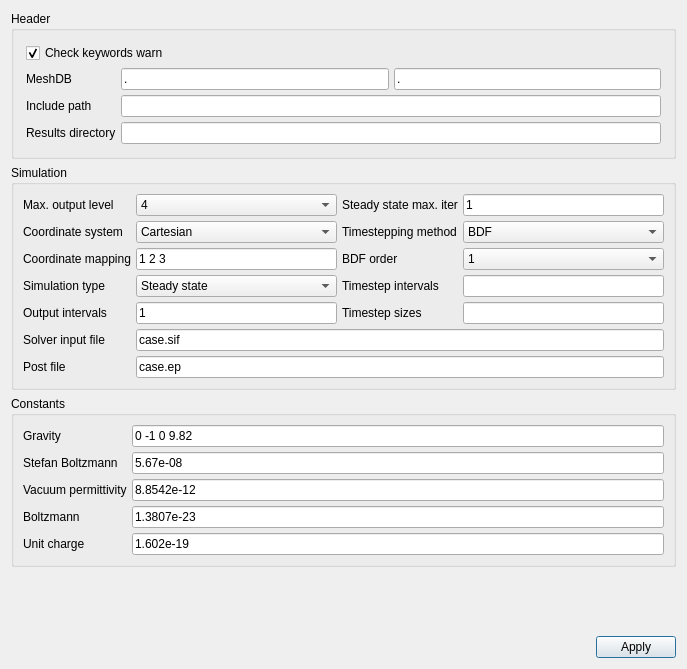
Old version of the form ElmerGUI/Application/forms/generalsetup.ui in the repository tehnick/elmerfem-debian.
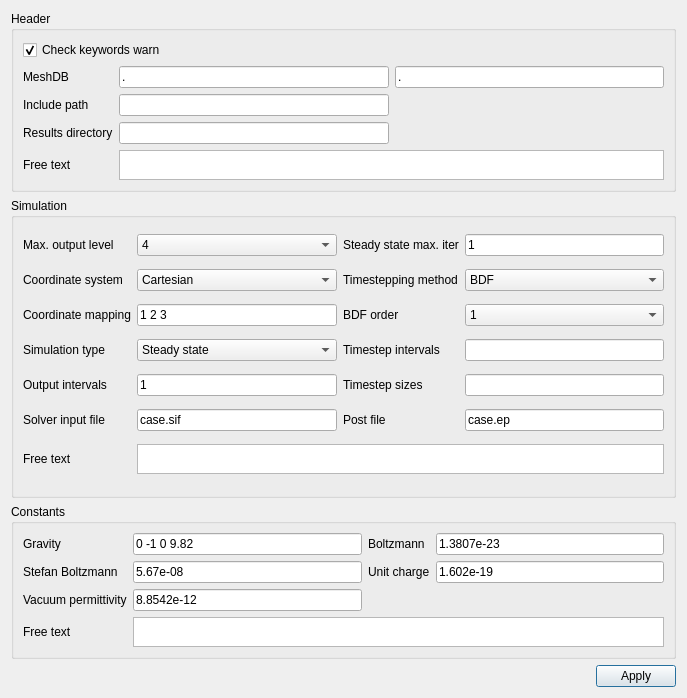
New version of the form. Icons and pictures are not drawn.

The edit to the form file:
```diff
--- a/ElmerGUI/Application/forms/generalsetup.ui
+++ b/ElmerGUI/Application/forms/generalsetup.ui
@@ -1,12 +1,12 @@
 <ui version="4.0" >
  <class>setupDialog</class>
- <widget class="QDialog" name="setupDialog" >
-  <property name="geometry" >
+ <widget class="QDialog" name="setupDialog">
+  <property name="geometry">
    <rect>
     <x>0</x>
     <y>0</y>
     <width>687</width>
-    <height>669</height>
+    <height>698</height>
    </rect>
   </property>
   <property name="sizePolicy" >
@@ -18,40 +18,22 @@
   <property name="windowTitle" >
    <string>Setup</string>
   </property>
-  <layout class="QVBoxLayout" >
+  <layout class="QVBoxLayout" name="verticalLayout">
    <item>
-    <widget class="QGroupBox" name="headerGroup" >
-     <property name="maximumSize" >
+    <widget class="QGroupBox" name="headerGroup">
+     <property name="maximumSize">
       <size>
        <width>16777215</width>
-       <height>150</height>
+       <height>16777215</height>
       </size>
      </property>
      <property name="title" >
       <string>Header</string>
      </property>
-     <layout class="QGridLayout" >
-      <property name="leftMargin" >
-       <number>12</number>
-      </property>
-      <property name="topMargin" >
-       <number>12</number>
-      </property>
-      <property name="rightMargin" >
-       <number>12</number>
-      </property>
-      <property name="bottomMargin" >
-       <number>12</number>
-      </property>
-      <property name="horizontalSpacing" >
-       <number>5</number>
-      </property>
-      <property name="verticalSpacing" >
-       <number>5</number>
-      </property>
-      <item row="0" column="0" colspan="2" >
-       <widget class="QCheckBox" name="checkKeywordsWarn" >
-        <property name="text" >
+     <layout class="QGridLayout" name="gridLayout_3">
+      <item row="0" column="0" colspan="2">
+       <widget class="QCheckBox" name="checkKeywordsWarn">
+        <property name="text">
          <string>Check keywords warn</string>
         </property>
         <property name="checked" >
@@ -59,56 +41,73 @@
         </property>
        </widget>
       </item>
-      <item row="1" column="0" >
-       <widget class="QLabel" name="meshDBLabel" >
-        <property name="text" >
+      <item row="1" column="0">
+       <widget class="QLabel" name="meshDBLabel">
+        <property name="text">
          <string>MeshDB</string>
         </property>
        </widget>
       </item>
-      <item row="1" column="1" >
-       <widget class="QLineEdit" name="meshDBEdit1" >
-        <property name="text" >
+      <item row="1" column="1">
+       <widget class="QLineEdit" name="meshDBEdit1">
+        <property name="text">
          <string>.</string>
         </property>
        </widget>
       </item>
-      <item row="1" column="2" >
-       <widget class="QLineEdit" name="meshDBEdit2" >
-        <property name="text" >
+      <item row="1" column="2">
+       <widget class="QLineEdit" name="meshDBEdit2">
+        <property name="text">
          <string>.</string>
         </property>
        </widget>
       </item>
-      <item row="2" column="0" >
-       <widget class="QLabel" name="includePathLabel" >
-        <property name="text" >
+      <item row="2" column="0">
+       <widget class="QLabel" name="includePathLabel">
+        <property name="text">
          <string>Include path</string>
         </property>
        </widget>
       </item>
-      <item row="2" column="1" colspan="2" >
-       <widget class="QLineEdit" name="includePathEdit" />
+      <item row="2" column="1">
+       <widget class="QLineEdit" name="includePathEdit"/>
       </item>
-      <item row="3" column="0" >
-       <widget class="QLabel" name="resultsDirectoryLabel" >
-        <property name="text" >
+      <item row="3" column="0">
+       <widget class="QLabel" name="resultsDirectoryLabel">
+        <property name="text">
          <string>Results directory</string>
         </property>
        </widget>
       </item>
-      <item row="3" column="1" colspan="2" >
-       <widget class="QLineEdit" name="resultsDirectoryEdit" />
+      <item row="3" column="1">
+       <widget class="QLineEdit" name="resultsDirectoryEdit"/>
+      </item>
+      <item row="4" column="0">
+       <widget class="QLabel" name="headerFreeTextLabel">
+        <property name="text">
+         <string>Free text</string>
+        </property>
+       </widget>
+      </item>
+      <item row="4" column="1" colspan="2">
+       <widget class="QTextEdit" name="headerFreeTextEdit">
+        <property name="maximumSize">
+         <size>
+          <width>16777215</width>
+          <height>30</height>
+         </size>
+        </property>
+       </widget>
       </item>
      </layout>
     </widget>
    </item>
    <item>
-    <widget class="QGroupBox" name="simulationGroup" >
-     <property name="minimumSize" >
+    <widget class="QGroupBox" name="simulationGroup">
+     <property name="minimumSize">
       <size>
        <width>0</width>
-       <height>200</height>
+       <height>300</height>
       </size>
      </property>
      <property name="baseSize" >
@@ -129,24 +128,18 @@
      <property name="checkable" >
       <bool>false</bool>
      </property>
-     <layout class="QGridLayout" >
-      <property name="horizontalSpacing" >
-       <number>5</number>
-      </property>
-      <property name="verticalSpacing" >
-       <number>5</number>
-      </property>
-      <item row="0" column="0" >
-       <widget class="QLabel" name="maxOutputLevelLabel" >
-        <property name="text" >
+     <layout class="QGridLayout" name="gridLayout_2">
+      <item row="0" column="0">
+       <widget class="QLabel" name="maxOutputLevelLabel">
+        <property name="text">
          <string>Max. output level</string>
         </property>
        </widget>
       </item>
-      <item row="0" column="1" >
-       <widget class="QComboBox" name="maxOutputLevelCombo" >
-        <property name="sizePolicy" >
-         <sizepolicy vsizetype="Fixed" hsizetype="Preferred" >
+      <item row="0" column="1">
+       <widget class="QComboBox" name="maxOutputLevelCombo">
+        <property name="sizePolicy">
+         <sizepolicy hsizetype="Preferred" vsizetype="Fixed">
           <horstretch>0</horstretch>
           <verstretch>0</verstretch>
          </sizepolicy>
@@ -181,31 +174,31 @@
         </item>
        </widget>
       </item>
-      <item row="0" column="2" >
-       <widget class="QLabel" name="steadyStateMaxIterLabel" >
-        <property name="text" >
+      <item row="0" column="2">
+       <widget class="QLabel" name="steadyStateMaxIterLabel">
+        <property name="text">
          <string>Steady state max. iter</string>
         </property>
        </widget>
       </item>
-      <item row="0" column="3" >
-       <widget class="QLineEdit" name="steadyStateMaxIterEdit" >
-        <property name="text" >
+      <item row="0" column="3">
+       <widget class="QLineEdit" name="steadyStateMaxIterEdit">
+        <property name="text">
          <string>1</string>
         </property>
        </widget>
       </item>
-      <item row="1" column="0" >
-       <widget class="QLabel" name="coordinateSystemlabel" >
-        <property name="text" >
+      <item row="1" column="0">
+       <widget class="QLabel" name="coordinateSystemlabel">
+        <property name="text">
          <string>Coordinate system</string>
         </property>
        </widget>
       </item>
-      <item row="1" column="1" >
-       <widget class="QComboBox" name="coordinateSystemCombo" >
-        <property name="sizePolicy" >
-         <sizepolicy vsizetype="Fixed" hsizetype="MinimumExpanding" >
+      <item row="1" column="1">
+       <widget class="QComboBox" name="coordinateSystemCombo">
+        <property name="sizePolicy">
+         <sizepolicy hsizetype="MinimumExpanding" vsizetype="Fixed">
           <horstretch>0</horstretch>
           <verstretch>0</verstretch>
          </sizepolicy>
@@ -227,15 +220,15 @@
         </item>
        </widget>
       </item>
-      <item row="1" column="2" >
-       <widget class="QLabel" name="timesteppingMethodLabel" >
-        <property name="text" >
+      <item row="1" column="2">
+       <widget class="QLabel" name="timesteppingMethodLabel">
+        <property name="text">
          <string>Timestepping method</string>
         </property>
        </widget>
       </item>
-      <item row="1" column="3" >
-       <widget class="QComboBox" name="timesteppingMethodCombo" >
+      <item row="1" column="3">
+       <widget class="QComboBox" name="timesteppingMethodCombo">
         <item>
          <property name="text" >
           <string>BDF</string>
@@ -243,30 +236,30 @@
         </item>
        </widget>
       </item>
-      <item row="2" column="0" >
-       <widget class="QLabel" name="coordinateMappingLabel" >
-        <property name="text" >
+      <item row="2" column="0">
+       <widget class="QLabel" name="coordinateMappingLabel">
+        <property name="text">
          <string>Coordinate mapping</string>
         </property>
        </widget>
       </item>
-      <item row="2" column="1" >
-       <widget class="QLineEdit" name="coordinateMappingEdit" >
-        <property name="text" >
+      <item row="2" column="1">
+       <widget class="QLineEdit" name="coordinateMappingEdit">
+        <property name="text">
          <string>1 2 3</string>
         </property>
        </widget>
       </item>
-      <item row="2" column="2" >
-       <widget class="QLabel" name="bdfOrderLabel" >
-        <property name="text" >
+      <item row="2" column="2">
+       <widget class="QLabel" name="bdfOrderLabel">
+        <property name="text">
          <string>BDF order</string>
         </property>
        </widget>
       </item>
-      <item row="2" column="3" >
-       <widget class="QComboBox" name="bdfOrderCombo" >
-        <property name="currentIndex" >
+      <item row="2" column="3">
+       <widget class="QComboBox" name="bdfOrderCombo">
+        <property name="currentIndex">
          <number>0</number>
         </property>
         <item>
@@ -296,15 +289,15 @@
         </item>
        </widget>
       </item>
-      <item row="3" column="0" >
-       <widget class="QLabel" name="simulationTypeLabel" >
-        <property name="text" >
+      <item row="3" column="0">
+       <widget class="QLabel" name="simulationTypeLabel">
+        <property name="text">
          <string>Simulation type</string>
         </property>
        </widget>
       </item>
-      <item row="3" column="1" >
-       <widget class="QComboBox" name="simulationTypeCombo" >
+      <item row="3" column="1">
+       <widget class="QComboBox" name="simulationTypeCombo">
         <item>
          <property name="text" >
           <string>Steady state</string>
@@ -322,169 +315,197 @@
         </item>
        </widget>
       </item>
-      <item row="3" column="2" >
-       <widget class="QLabel" name="timeStepIntervalsLabel" >
-        <property name="text" >
+      <item row="3" column="2">
+       <widget class="QLabel" name="timeStepIntervalsLabel">
+        <property name="text">
          <string>Timestep intervals</string>
         </property>
        </widget>
       </item>
-      <item row="3" column="3" >
-       <widget class="QLineEdit" name="timeStepIntervalsEdit" >
-        <property name="text" >
+      <item row="3" column="3">
+       <widget class="QLineEdit" name="timeStepIntervalsEdit">
+        <property name="text">
          <string/>
         </property>
        </widget>
       </item>
-      <item row="4" column="0" >
-       <widget class="QLabel" name="outputIntervalsLabel" >
-        <property name="text" >
+      <item row="4" column="0">
+       <widget class="QLabel" name="outputIntervalsLabel">
+        <property name="text">
          <string>Output intervals</string>
         </property>
        </widget>
       </item>
-      <item row="4" column="1" >
-       <widget class="QLineEdit" name="outputIntervalsEdit" >
-        <property name="text" >
+      <item row="4" column="1">
+       <widget class="QLineEdit" name="outputIntervalsEdit">
+        <property name="text">
          <string>1</string>
         </property>
        </widget>
       </item>
-      <item row="4" column="2" >
-       <widget class="QLabel" name="timestepSizesLabel" >
-        <property name="text" >
+      <item row="4" column="2">
+       <widget class="QLabel" name="timestepSizesLabel">
+        <property name="text">
          <string>Timestep sizes</string>
         </property>
        </widget>
       </item>
-      <item row="4" column="3" >
-       <widget class="QLineEdit" name="timestepSizesEdit" />
+      <item row="4" column="3">
+       <widget class="QLineEdit" name="timestepSizesEdit"/>
       </item>
-      <item row="5" column="0" >
-       <widget class="QLabel" name="solverInputFileLabel" >
-        <property name="text" >
+      <item row="5" column="0">
+       <widget class="QLabel" name="solverInputFileLabel">
+        <property name="text">
          <string>Solver input file</string>
         </property>
        </widget>
       </item>
-      <item row="5" column="1" colspan="3" >
-       <widget class="QLineEdit" name="solverInputFileEdit" >
-        <property name="text" >
+      <item row="5" column="1">
+       <widget class="QLineEdit" name="solverInputFileEdit">
+        <property name="text">
          <string>case.sif</string>
         </property>
        </widget>
       </item>
-      <item row="6" column="0" >
-       <widget class="QLabel" name="postFileLabel" >
-        <property name="text" >
+      <item row="5" column="2">
+       <widget class="QLabel" name="postFileLabel">
+        <property name="text">
          <string>Post file</string>
         </property>
        </widget>
       </item>
-      <item row="6" column="1" colspan="3" >
-       <widget class="QLineEdit" name="postFileEdit" >
-        <property name="text" >
+      <item row="5" column="3">
+       <widget class="QLineEdit" name="postFileEdit">
+        <property name="text">
          <string>case.ep</string>
         </property>
        </widget>
       </item>
+      <item row="6" column="0">
+       <widget class="QLabel" name="simulationFreeTextLabel">
+        <property name="text">
+         <string>Free text</string>
+        </property>
+       </widget>
+      </item>
+      <item row="6" column="1" colspan="3">
+       <widget class="QTextEdit" name="simulationFreeTextEdit">
+        <property name="maximumSize">
+         <size>
+          <width>16777215</width>
+          <height>30</height>
+         </size>
+        </property>
+       </widget>
+      </item>
      </layout>
     </widget>
    </item>
    <item>
-    <widget class="QGroupBox" name="constantsGroup" >
-     <property name="sizePolicy" >
-      <sizepolicy vsizetype="Preferred" hsizetype="Preferred" >
+    <widget class="QGroupBox" name="constantsGroup">
+     <property name="sizePolicy">
+      <sizepolicy hsizetype="Preferred" vsizetype="Preferred">
        <horstretch>0</horstretch>
        <verstretch>0</verstretch>
       </sizepolicy>
      </property>
-     <property name="maximumSize" >
+     <property name="maximumSize">
       <size>
        <width>16777215</width>
-       <height>180</height>
+       <height>16777215</height>
       </size>
      </property>
      <property name="title" >
       <string>Constants</string>
      </property>
-     <layout class="QGridLayout" >
-      <property name="horizontalSpacing" >
-       <number>5</number>
-      </property>
-      <property name="verticalSpacing" >
-       <number>5</number>
-      </property>
-      <item row="0" column="0" >
-       <widget class="QLabel" name="gravityLabel" >
-        <property name="text" >
+     <layout class="QGridLayout" name="gridLayout">
+      <item row="0" column="0">
+       <widget class="QLabel" name="gravityLabel">
+        <property name="text">
          <string>Gravity</string>
         </property>
        </widget>
       </item>
-      <item row="0" column="1" >
-       <widget class="QLineEdit" name="gravityEdit" >
-        <property name="text" >
+      <item row="0" column="1">
+       <widget class="QLineEdit" name="gravityEdit">
+        <property name="text">
          <string>0 -1 0 9.82</string>
         </property>
        </widget>
       </item>
-      <item row="1" column="0" >
-       <widget class="QLabel" name="stefanBoltzmannLabel" >
-        <property name="text" >
-         <string>Stefan Boltzmann</string>
-        </property>
-       </widget>
-      </item>
-      <item row="1" column="1" >
-       <widget class="QLineEdit" name="stefanBoltzmannEdit" >
-        <property name="text" >
-         <string>5.67e-08</string>
-        </property>
-       </widget>
-      </item>
-      <item row="2" column="0" >
-       <widget class="QLabel" name="vacuumPermittivityLabel" >
-        <property name="text" >
-         <string>Vacuum permittivity</string>
-        </property>
-       </widget>
-      </item>
-      <item row="2" column="1" >
-       <widget class="QLineEdit" name="vacuumPermittivityEdit" >
-        <property name="text" >
-         <string>8.8542e-12</string>
-        </property>
-       </widget>
-      </item>
-      <item row="3" column="0" >
-       <widget class="QLabel" name="boltzmannLabel" >
-        <property name="text" >
+      <item row="0" column="2">
+       <widget class="QLabel" name="boltzmannLabel">
+        <property name="text">
          <string>Boltzmann</string>
         </property>
        </widget>
       </item>
-      <item row="3" column="1" >
-       <widget class="QLineEdit" name="boltzmannEdit" >
-        <property name="text" >
+      <item row="0" column="3">
+       <widget class="QLineEdit" name="boltzmannEdit">
+        <property name="text">
          <string>1.3807e-23</string>
         </property>
        </widget>
       </item>
-      <item row="4" column="0" >
-       <widget class="QLabel" name="unitChargeLabel" >
-        <property name="text" >
+      <item row="1" column="0">
+       <widget class="QLabel" name="stefanBoltzmannLabel">
+        <property name="text">
+         <string>Stefan Boltzmann</string>
+        </property>
+       </widget>
+      </item>
+      <item row="1" column="1">
+       <widget class="QLineEdit" name="stefanBoltzmannEdit">
+        <property name="text">
+         <string>5.67e-08</string>
+        </property>
+       </widget>
+      </item>
+      <item row="1" column="2">
+       <widget class="QLabel" name="unitChargeLabel">
+        <property name="text">
          <string>Unit charge</string>
         </property>
        </widget>
       </item>
-      <item row="4" column="1" >
-       <widget class="QLineEdit" name="unitChargeEdit" >
-        <property name="text" >
+      <item row="1" column="3">
+       <widget class="QLineEdit" name="unitChargeEdit">
+        <property name="text">
          <string>1.602e-19</string>
         </property>
        </widget>
       </item>
+      <item row="2" column="0">
+       <widget class="QLabel" name="vacuumPermittivityLabel">
+        <property name="text">
+         <string>Vacuum permittivity</string>
+        </property>
+       </widget>
+      </item>
+      <item row="2" column="1">
+       <widget class="QLineEdit" name="vacuumPermittivityEdit">
+        <property name="text">
+         <string>8.8542e-12</string>
+        </property>
+       </widget>
+      </item>
+      <item row="3" column="0">
+       <widget class="QLabel" name="constantsFreeTextLabel">
+        <property name="text">
+         <string>Free text</string>
+        </property>
+       </widget>
+      </item>
+      <item row="3" column="1" colspan="3">
+       <widget class="QTextEdit" name="constantsFreeTextEdit">
+        <property name="maximumSize">
+         <size>
+          <width>16777215</width>
+          <height>30</height>
+         </size>
+        </property>
+       </widget>
+      </item>
      </layout>
     </widget>
    </item>
@@ -502,7 +523,7 @@
     </spacer>
    </item>
    <item>
-    <layout class="QHBoxLayout" >
+    <layout class="QHBoxLayout">
      <item>
       <spacer>
        <property name="orientation" >
@@ -517,8 +538,8 @@
       </spacer>
      </item>
      <item>
-      <widget class="QPushButton" name="acceptButton" >
-       <property name="text" >
+      <widget class="QPushButton" name="acceptButton">
+       <property name="text">
         <string>Apply</string>
        </property>
        <property name="icon" >
```
Left out of the diff: 77 changed lines with no effect on the pictures.
